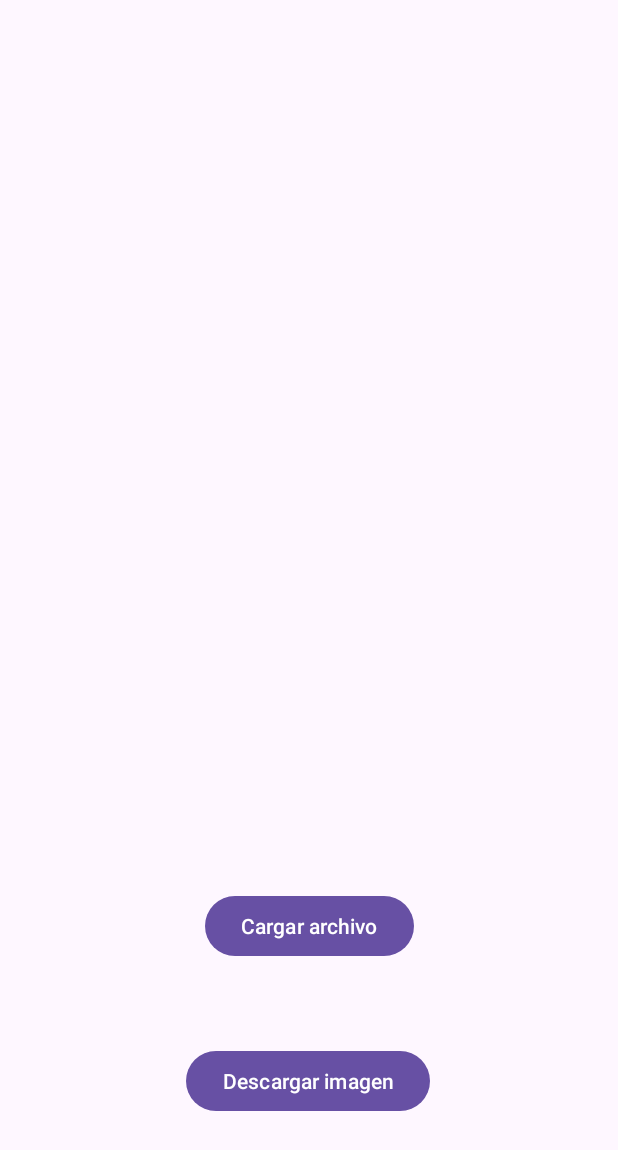
After one commit to canosuper/24-25_CON_ALUMNOS, an Android app: the UsoStorage screen opened directly, with no data from a screen before it, on a phone screen of 412 x 824 dp. The commit adds this screen. Shown: the top 1150 px of the screen. Run offline under Robolectric (Android 15) with nearby library versions, the phone set to English and light mode, and no system bars; our stand-ins replace Firebase (no records; nobody signed in at launch, a user with empty details on screens opened directly); pictures from the network do not load; 4 statements that could not run were skipped.

Commit message:
Con Storage
Funcionando Storage

```diff
--- a/2425_FIREBASE/app/build.gradle.kts
+++ b/2425_FIREBASE/app/build.gradle.kts
@@ -49,10 +49,12 @@ dependencies {
     implementation(libs.firebase.auth)
     implementation(libs.play.services.auth)
     implementation(libs.firebase.firestore)
+    implementation(libs.firebase.storage)
     testImplementation(libs.junit)
     androidTestImplementation(libs.androidx.junit)
     androidTestImplementation(libs.androidx.espresso.core)
 
     implementation(platform("com.google.firebase:firebase-bom:33.5.1"))
     implementation("com.google.firebase:firebase-analytics")
+    implementation(kotlin("script-runtime"))
 }
--- a/2425_FIREBASE/app/src/main/AndroidManifest.xml
+++ b/2425_FIREBASE/app/src/main/AndroidManifest.xml
@@ -13,6 +13,9 @@
         android:theme="@style/Theme._2425_FIREBASE"
         tools:targetApi="31">
         <activity
+            android:name=".UsoStorage"
+            android:exported="false" />
+        <activity
             android:name=".Home"
             android:exported="false" />
         <activity
--- a/2425_FIREBASE/app/src/main/java/com/example/a2425_firebase/MainActivity.kt
+++ b/2425_FIREBASE/app/src/main/java/com/example/a2425_firebase/MainActivity.kt
@@ -100,6 +100,11 @@ class MainActivity : AppCompatActivity() {
         binding.btGoogle.setOnClickListener {
             loginEnGoogle()
         }
+
+        binding.btnStorage.setOnClickListener {
+            val storageIntent = Intent(this, UsoStorage::class.java)
+            startActivity(storageIntent)
+        }
     }
 
     //************************************** Funciones auxiliares registro y login con externos **************************************
--- /dev/null
+++ b/2425_FIREBASE/app/src/main/java/com/example/a2425_firebase/UsoStorage.kt
@@ -0,0 +1,140 @@
+package com.example.a2425_firebase
+
+import android.graphics.BitmapFactory
+import android.os.Bundle
+import android.util.Log
+import android.widget.Toast
+import androidx.activity.enableEdgeToEdge
+import androidx.activity.result.PickVisualMediaRequest
+import androidx.activity.result.contract.ActivityResultContracts
+import androidx.appcompat.app.AppCompatActivity
+import androidx.core.view.ViewCompat
+import androidx.core.view.WindowInsetsCompat
+import com.example.a2425_firebase.databinding.ActivityUsoStorageBinding
+import com.google.firebase.ktx.Firebase
+import com.google.firebase.storage.FirebaseStorage
+import com.google.firebase.storage.StorageReference
+import com.google.firebase.storage.ktx.storage
+import java.io.File
+
+class UsoStorage : AppCompatActivity() {
+    private lateinit var binding: ActivityUsoStorageBinding
+    /*
+    https://firebase.google.com/docs/storage/android/create-reference
+    Crea una referencia para subir, descargar o borrar un archivo, o para obtener o actualizar sus metadatos.
+    Se puede decir que una referencia es un indicador que apunta a un archivo en la nube. Las referencias son livianas,
+    por lo que puedes crear todas las que necesites. También se pueden reutilizar en varias operaciones.
+     */
+    var storage = Firebase.storage
+    // Crea una referencia con la instancia singleton FirebaseStorage y con una llamada al método reference.
+    var storageRef = storage.reference
+    val TAG = "ACSCO"
+    override fun onCreate(savedInstanceState: Bundle?) {
+        super.onCreate(savedInstanceState)
+        enableEdgeToEdge()
+        //setContentView(R.layout.activity_uso_storage)
+        binding = ActivityUsoStorageBinding.inflate(layoutInflater)
+        setContentView(binding.root) // Create a child reference
+        ViewCompat.setOnApplyWindowInsetsListener(findViewById(R.id.main)) { v, insets ->
+            val systemBars = insets.getInsets(WindowInsetsCompat.Type.systemBars())
+            v.setPadding(systemBars.left, systemBars.top, systemBars.right, systemBars.bottom)
+            insets
+        }
+
+        // imagesRef now points to "images"
+        var imagesRef: StorageReference? = storageRef.child("paisajes")
+
+        // Child references can also take paths
+        // spaceRef now points to "images/space.jpg
+        // imagesRef still points to "images"
+        var spaceRef = storageRef.child("paisajes/pai1.jpg")
+
+
+        // parent allows us to move our reference to a parent node
+        // imagesRef now points to 'images'
+        imagesRef = spaceRef.parent
+        Log.e(TAG, imagesRef!!.path.toString())
+
+        // root allows us to move all the way back to the top of our bucket
+        // rootRef now points to the root
+        val rootRef = spaceRef.root
+        Log.e(TAG, rootRef.path.toString())
+
+
+
+        // File path is "images/spock.jpg"
+        val path = spaceRef.path
+        Log.e(TAG, path.toString())
+
+        // File name is "spock.jpg"
+        val name = spaceRef.name
+        Log.e(TAG, name.toString())
+
+        //Listar todos.
+        val listRef = storage.reference.child("paisajes")
+        listRef.listAll()
+            .addOnSuccessListener {
+                Log.d(TAG,"Items en paisajes")
+                for (item in it.items) {
+                    Log.e(TAG,item.toString())
+                }
+            }
+            .addOnFailureListener {
+                // Uh-oh, an error occurred!
+            }
+
+        binding.btCargar.setOnClickListener {
+            fileUpload()
+        }
+
+        binding.btnDescargar.setOnClickListener {
+            fileDownload()
+        }
+    }
+
+    /**
+     * Método que descarga el fichero usando un archivo temporal.
+     */
+    fun fileDownload() {
+        var spaceRef = storageRef.child("paisajes/pai2.jpg")
+
+        val localfile  = File.createTempFile("tempImage","jpg")
+        spaceRef.getFile(localfile).addOnSuccessListener {
+            val bitmap = BitmapFactory.decodeFile(localfile.absolutePath)
+            binding.imgImagen.setImageBitmap(bitmap)
+        }.addOnFailureListener{
+            Toast.makeText(this,"Algo ha fallado en la descarga", Toast.LENGTH_SHORT).show()
+        }
+
+    }
+
+    /**
+     * Subida de imagen. Seleccionamos de la galería de imágenes (ver ejemplo de cargar Fotos). Si queremos subir de la cámara ver ejemplo Fotos.
+     */
+    //------------------------- Funciones de callback para activities results -------------------------
+    //Activity para lanzar la galería de imágenes.
+    val pickMedia = registerForActivityResult(ActivityResultContracts.PickVisualMedia()) { uri ->
+        // Callback is invoked after the user selects a media item or closes the
+        // photo picker.
+        if (uri != null) {
+            Log.d("ACSCO", "Selected URI: $uri")
+            binding.imgImagen.setImageURI(uri)
+            Log.d("ACSCO", "Cargada")
+            val Folder: StorageReference =
+                FirebaseStorage.getInstance().getReference().child("paisajes")
+//            val file_name: StorageReference = Folder.child("" + uri!!.lastPathSegment) //<-- Podemos coger el último segmento de toda la ruta como nombre.
+            val file_name: StorageReference = Folder.child("Otronombre")  //<-- Podemos poner el nombre que queramos.
+            file_name.putFile(uri).addOnSuccessListener { taskSnapshot ->
+                file_name.getDownloadUrl().addOnSuccessListener { uri ->
+                    Toast.makeText(this,"Imagen ${uri.toString()} subida correctamente", Toast.LENGTH_SHORT).show()
+                }
+            }
+        } else {
+            Log.d("ACSCO", "No media selected")
+        }
+    }
+
+    fun fileUpload(){
+        pickMedia.launch(PickVisualMediaRequest(ActivityResultContracts.PickVisualMedia.ImageOnly))
+    }
+}
--- /dev/null
+++ b/2425_FIREBASE/app/src/main/res/drawable/ic_my_logo.xml
@@ -0,0 +1,5 @@
+<vector xmlns:android="http://schemas.android.com/apk/res/android" android:height="24dp" android:tint="#3DACDC" android:viewportHeight="24" android:viewportWidth="24" android:width="24dp">
+
+    <path android:fillColor="@android:color/white" android:pathData="M22,10V1h-8v9c0,1.86 1.28,3.41 3,3.86V21h-2v2h6v-2h-2v-7.14C20.72,13.41 22,11.86 22,10zM20,3v3h-4V3H20zM12.5,11.5c0,1.38 -1.12,2.5 -2.5,2.5H8v9H6v-9H4c-1.38,0 -2.5,-1.12 -2.5,-2.5C1.5,10.12 2.62,9 4,9h2V8H4C2.62,8 1.5,6.88 1.5,5.5C1.5,4.12 2.62,3 4,3h2V1h2v2h2c1.38,0 2.5,1.12 2.5,2.5C12.5,6.88 11.38,8 10,8H8v1h2C11.38,9 12.5,10.12 12.5,11.5z"/>
+
+</vector>
--- /dev/null
+++ b/2425_FIREBASE/app/src/main/res/layout/activity_uso_storage.xml
@@ -0,0 +1,45 @@
+<?xml version="1.0" encoding="utf-8"?>
+<androidx.constraintlayout.widget.ConstraintLayout xmlns:android="http://schemas.android.com/apk/res/android"
+    xmlns:app="http://schemas.android.com/apk/res-auto"
+    xmlns:tools="http://schemas.android.com/tools"
+    android:id="@+id/main"
+    android:layout_width="match_parent"
+    android:layout_height="match_parent"
+    tools:context=".UsoStorage">
+
+    <Button
+        android:id="@+id/btCargar"
+        android:layout_width="wrap_content"
+        android:layout_height="wrap_content"
+        android:text="Cargar archivo"
+        app:layout_constraintBottom_toBottomOf="parent"
+        app:layout_constraintEnd_toEndOf="parent"
+        app:layout_constraintStart_toStartOf="parent"
+        app:layout_constraintTop_toTopOf="parent"
+        app:layout_constraintVertical_bias="0.765" />
+
+    <ImageView
+        android:id="@+id/imgImagen"
+        android:layout_width="364dp"
+        android:layout_height="450dp"
+        app:layout_constraintBottom_toBottomOf="parent"
+        app:layout_constraintEnd_toEndOf="parent"
+        app:layout_constraintHorizontal_bias="0.659"
+        app:layout_constraintStart_toStartOf="parent"
+        app:layout_constraintTop_toTopOf="parent"
+        app:layout_constraintVertical_bias="0.056"
+        tools:srcCompat="@tools:sample/avatars" />
+
+    <Button
+        android:id="@+id/btnDescargar"
+        android:layout_width="wrap_content"
+        android:layout_height="wrap_content"
+        android:text="Descargar imagen"
+        app:layout_constraintBottom_toBottomOf="parent"
+        app:layout_constraintEnd_toEndOf="parent"
+        app:layout_constraintHorizontal_bias="0.498"
+        app:layout_constraintStart_toStartOf="parent"
+        app:layout_constraintTop_toTopOf="parent"
+        app:layout_constraintVertical_bias="0.898" />
+
+</androidx.constraintlayout.widget.ConstraintLayout>
--- a/2425_FIREBASE/gradle/libs.versions.toml
+++ b/2425_FIREBASE/gradle/libs.versions.toml
@@ -12,6 +12,7 @@ constraintlayout = "2.2.0"
 firebaseAuth = "23.1.0"
 playServicesAuth = "21.2.0"
 firebaseFirestore = "25.1.1"
+firebaseStorage = "21.0.1"
 
 [libraries]
 androidx-core-ktx = { group = "androidx.core", name = "core-ktx", version.ref = "coreKtx" }
@@ -25,6 +26,7 @@ androidx-constraintlayout = { group = "androidx.constraintlayout", name = "const
 firebase-auth = { group = "com.google.firebase", name = "firebase-auth", version.ref = "firebaseAuth" }
 play-services-auth = { group = "com.google.android.gms", name = "play-services-auth", version.ref = "playServicesAuth" }
 firebase-firestore = { group = "com.google.firebase", name = "firebase-firestore", version.ref = "firebaseFirestore" }
+firebase-storage = { group = "com.google.firebase", name = "firebase-storage", version.ref = "firebaseStorage" }
 
 [plugins]
 android-application = { id = "com.android.application", version.ref = "agp" }
```
Also changed, not shown: 2425_FIREBASE/app/src/main/java/com/example/a2425_firebase/Home.kt (+54 -0 lines), 2425_FIREBASE/app/src/main/res/layout/activity_home.xml (+42 -27 lines), 2425_FIREBASE/app/src/main/res/menu/menu_main.xml (added, +27 -0 lines).
